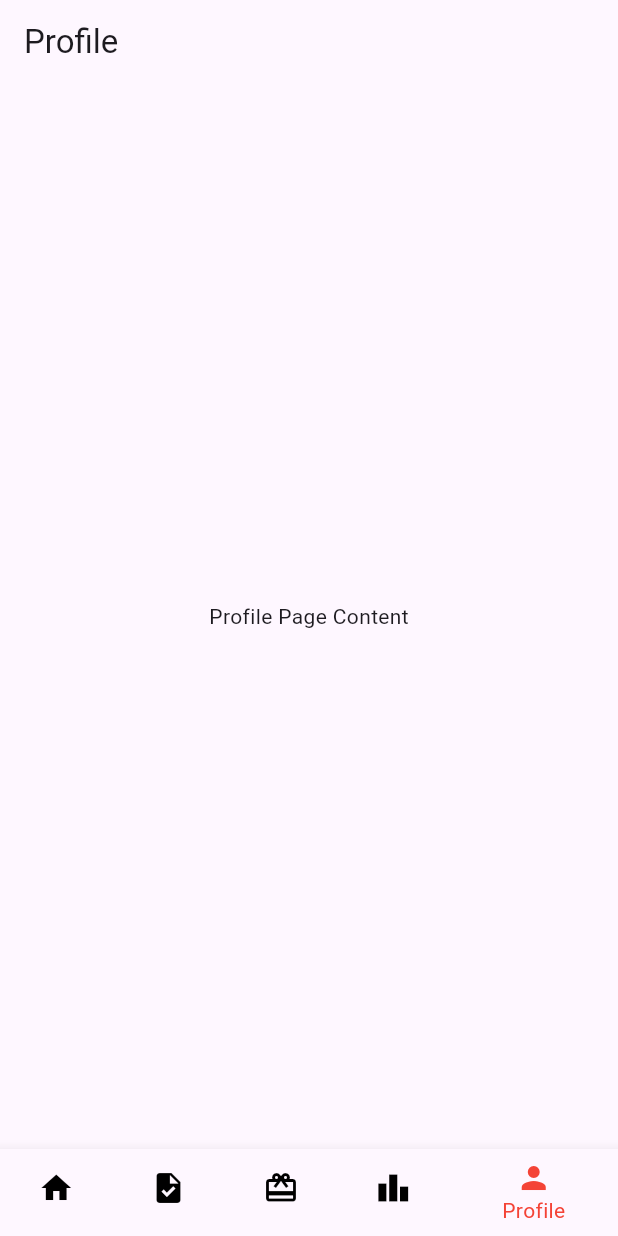
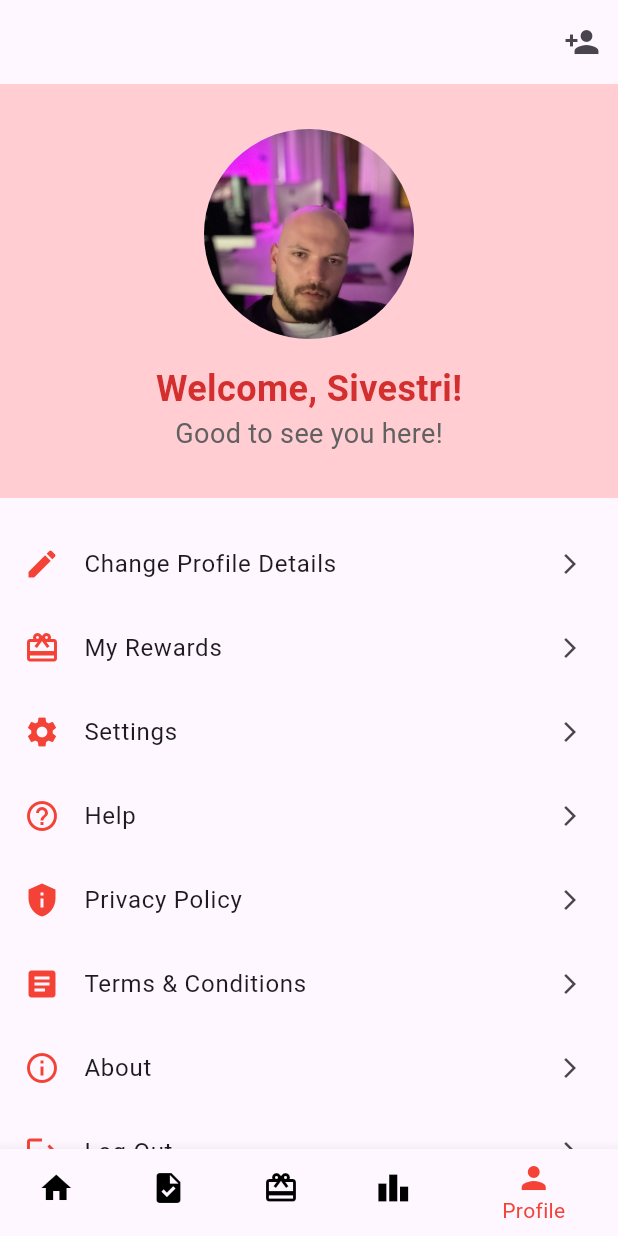
Before and after one commit to silndoj/FutureCity2024, a Flutter app: the screen it shows after launch, item 5 of the bottom bar chosen, on a phone screen of 412 x 824 dp. Run offline on Flutter 3.47's test engine with Material 3 defaults, Android fonts, the phone set to English and light mode, and no system bars; our stand-ins replace flutter_svg.

Commit message:
final modification on my end :)

```diff
--- a/flutter_application_1/lib/pages/HomePage.dart
+++ b/flutter_application_1/lib/pages/HomePage.dart
@@ -3,6 +3,7 @@ import 'package:flutter_application_1/pages/leaderboard.dart';
 import 'package:flutter_application_1/pages/home.dart';
 import 'package:flutter_application_1/pages/tasks.dart';
 import 'package:flutter_application_1/pages/rewards.dart';
+import 'package:flutter_application_1/pages/profile.dart';
 import 'persistent_bottom_bar_scaffold.dart';
 
 class HomePage extends StatelessWidget {
@@ -41,7 +42,7 @@ class HomePage extends StatelessWidget {
           navigatorkey: _tab5navigatorKey,
         ),
         PersistentTabItem(
-          tab: TabPage3(),
+          tab: Profile(),
           icon: Icons.person,
           title: 'Profile',
           navigatorkey: _tab3navigatorKey,
@@ -53,33 +54,3 @@ class HomePage extends StatelessWidget {
     );
   }
 }
-
-
-
-class TabPage3 extends StatelessWidget {
-  const TabPage3({Key? key}) : super(key: key);
-
-  @override
-  Widget build(BuildContext context) {
-    return Scaffold(
-      appBar: AppBar(title: Text('Profile')),
-      body: Center(
-        child: Text('Profile Page Content'),
-      ),
-    );
-  }
-}
-
-class TabPage4 extends StatelessWidget {
-  const TabPage4({Key? key}) : super(key: key);
-
-  @override
-  Widget build(BuildContext context) {
-    return Scaffold(
-      appBar: AppBar(title: Text('Rewards')),
-      body: Center(
-        child: Text('Rewards Page Content'),
-      ),
-    );
-  }
-}
--- a/flutter_application_1/lib/pages/leaderboard.dart
+++ b/flutter_application_1/lib/pages/leaderboard.dart
@@ -1,5 +1,4 @@
 import 'package:flutter/material.dart';
-import 'package:flutter_svg/flutter_svg.dart';
 
 class Leaderboard extends StatefulWidget {
   const Leaderboard({super.key});
--- /dev/null
+++ b/flutter_application_1/lib/pages/profile.dart
@@ -0,0 +1,91 @@
+import 'package:flutter/material.dart';
+import 'package:flutter_application_1/pages/add_friend.dart';
+
+
+
+class Profile extends StatelessWidget {
+  const Profile({Key? key}) : super(key: key);
+
+  @override
+  Widget build(BuildContext context) {
+    final List<Map<String, dynamic>> options = [
+      {'title': 'Change Profile Details', 'icon': Icons.edit, 'onTap': () {}},
+      {'title': 'My Rewards', 'icon': Icons.card_giftcard, 'onTap': () {}},
+      {'title': 'Settings', 'icon': Icons.settings, 'onTap': () {}},
+      {'title': 'Help', 'icon': Icons.help_outline, 'onTap': () {}},
+      {'title': 'Privacy Policy', 'icon': Icons.privacy_tip, 'onTap': () {}},
+      {'title': 'Terms & Conditions', 'icon': Icons.article, 'onTap': () {}},
+      {'title': 'About', 'icon': Icons.info_outline, 'onTap': () {}},
+      {'title': 'Log Out', 'icon': Icons.logout, 'onTap': () {}},
+    ];
+
+    return Scaffold(
+      appBar: AppBar(
+        actions: [
+          IconButton(
+            icon: Icon(Icons.person_add),
+            onPressed: () {
+              Navigator.push(
+                context,
+                MaterialPageRoute(builder: (context) => AddFriend()),
+              );
+            },
+            tooltip: 'Add Friend',
+          ),
+        ],
+      ),
+      body: Column(
+        children: [
+          // Larger Profile Picture and Welcome Message
+          Container(
+            width: double.infinity,
+            padding: const EdgeInsets.symmetric(vertical: 30.0, horizontal: 16.0),
+            color: Colors.red.shade100,
+            child: Column(
+              children: [
+                // Circular Profile Picture
+                CircleAvatar(
+                  radius: 70,
+                  backgroundImage: AssetImage('assets/icons/silv_pfpi.jpeg'), // Replace with the path to your profile image
+                ),
+                SizedBox(height: 16),
+                // Welcome Message
+                Text(
+                  'Welcome, Sivestri!',
+                  style: TextStyle(
+                    fontSize: 24,
+                    fontWeight: FontWeight.bold,
+                    color: Colors.red.shade700,
+                  ),
+                ),
+                Text(
+                  'Good to see you here!',
+                  style: TextStyle(
+                    fontSize: 18,
+                    color: Colors.grey.shade700,
+                  ),
+                ),
+              ],
+            ),
+          ),
+          SizedBox(height: 16),
+          // List of Options
+          Expanded(
+            child: ListView.builder(
+              itemCount: options.length,
+              itemBuilder: (context, index) {
+                final option = options[index];
+                return ListTile(
+                  leading: Icon(option['icon'], color: Colors.red),
+                  title: Text(option['title']),
+                  trailing: Icon(Icons.arrow_forward_ios, size: 16),
+                  onTap: option['onTap'],
+                );
+              },
+            ),
+          ),
+        ],
+      ),
+    );
+  }
+}
```
Also changed, not shown: flutter_application_1/lib/pages/add_friend.dart (+133 -27 lines), flutter_application_1/assets/icons/profile1.webp (added), flutter_application_1/assets/icons/profile2.jpg (added), flutter_application_1/assets/icons/profile3.jpg (added).
